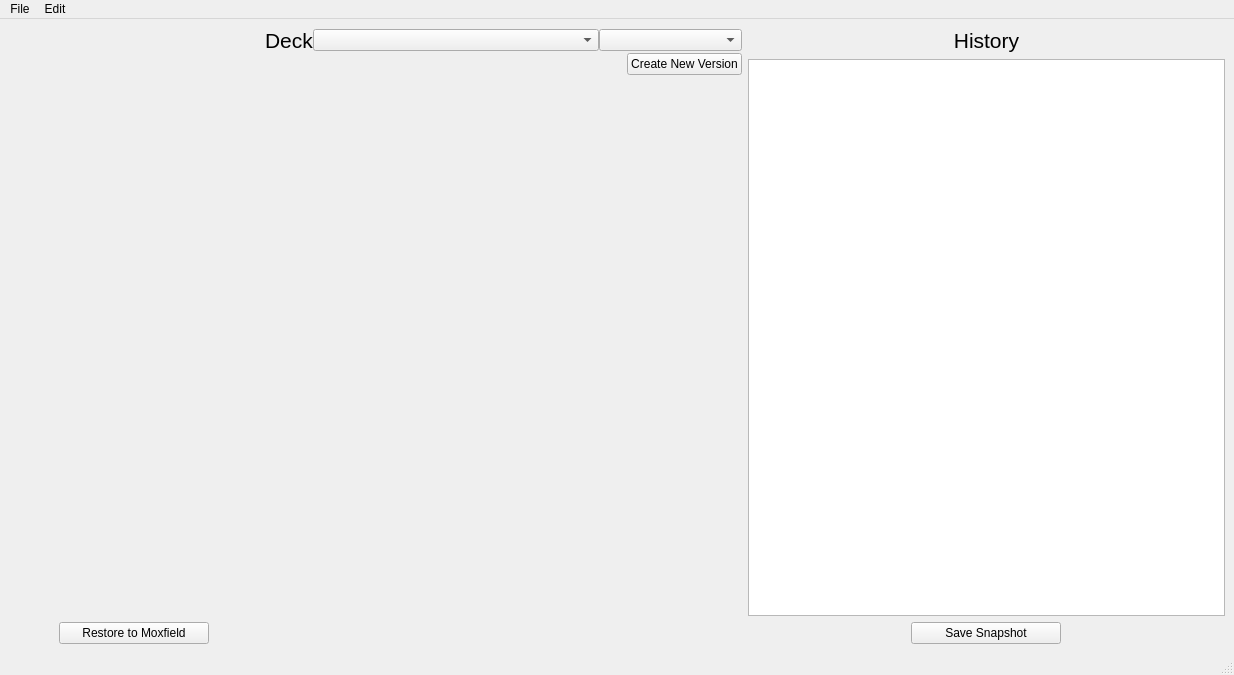
The window that res/window.ui (Jerakin/Moxsafe) describes before a commit, drawn with Qt 5.
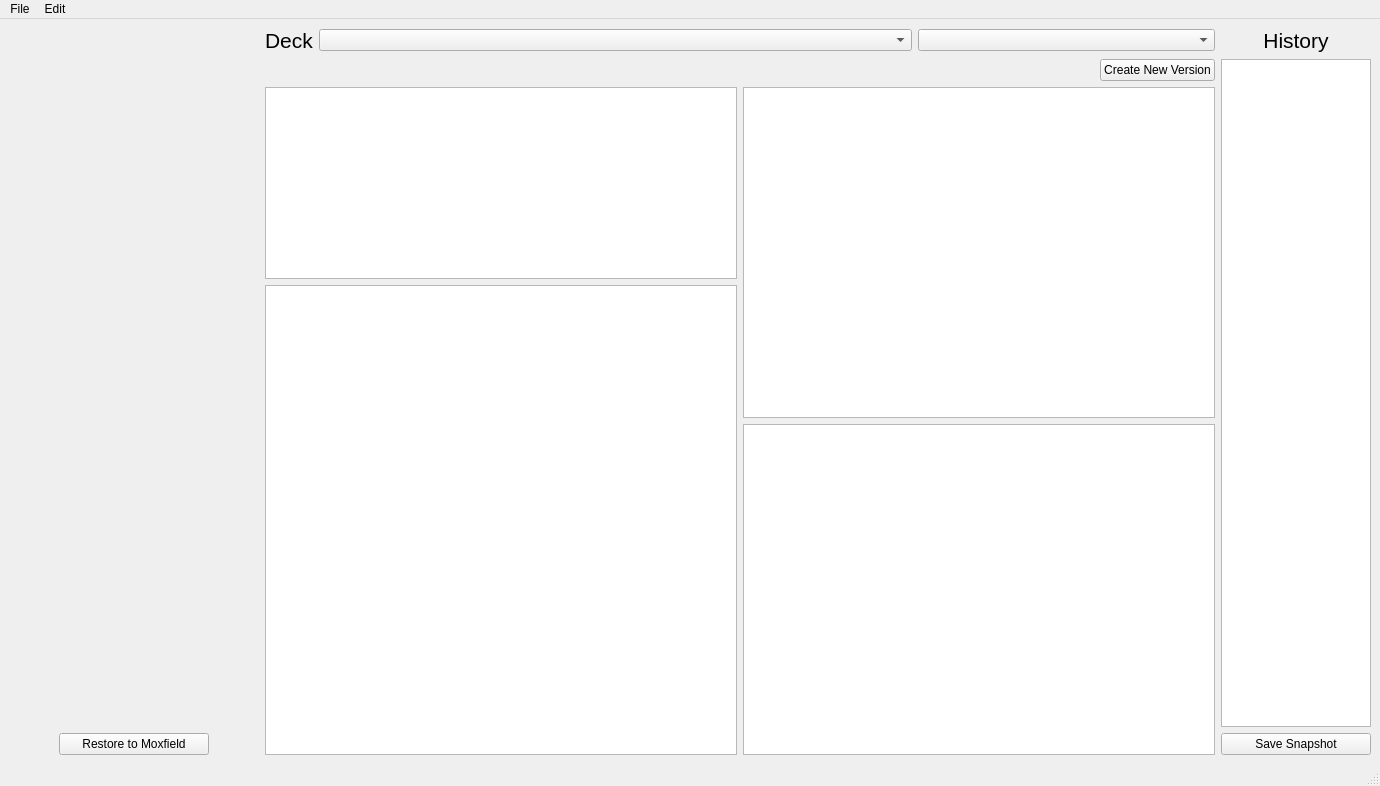
The same window after the commit.

Commit message: removed need for special widget

The edit to the form file:
```diff
--- a/res/window.ui
+++ b/res/window.ui
@@ -6,17 +6,30 @@
    <rect>
     <x>0</x>
     <y>0</y>
-    <width>1234</width>
-    <height>675</height>
+    <width>1380</width>
+    <height>786</height>
    </rect>
   </property>
   <property name="windowTitle">
    <string>Moxsafe</string>
   </property>
   <widget class="QWidget" name="centralwidget">
-   <layout class="QHBoxLayout" name="horizontalLayout" stretch="0,1,1">
+   <layout class="QHBoxLayout" name="horizontalLayout" stretch="0,0,0">
     <item>
-     <layout class="QVBoxLayout" name="verticalLayout_3">
+     <widget class="QWidget" name="widget" native="true">
+      <layout class="QVBoxLayout" name="verticalLayout">
+       <property name="leftMargin">
+        <number>0</number>
+       </property>
+       <property name="topMargin">
+        <number>0</number>
+       </property>
+       <property name="rightMargin">
+        <number>0</number>
+       </property>
+       <property name="bottomMargin">
+        <number>0</number>
+       </property>
       <item>
        <widget class="QLabel" name="card_image">
         <property name="minimumSize">
@@ -41,7 +54,7 @@
         <property name="sizeHint" stdset="0">
          <size>
           <width>20</width>
-          <height>40</height>
+           <height>674</height>
          </size>
         </property>
        </spacer>
@@ -67,10 +80,21 @@
        </layout>
       </item>
      </layout>
+     </widget>
     </item>
     <item>
-     <layout class="QVBoxLayout" name="mid_layout">
-      <property name="spacing">
+     <widget class="QWidget" name="widget_2" native="true">
+      <layout class="QVBoxLayout" name="verticalLayout_3">
+       <property name="leftMargin">
+        <number>0</number>
+       </property>
+       <property name="topMargin">
+        <number>0</number>
+       </property>
+       <property name="rightMargin">
+        <number>0</number>
+       </property>
+       <property name="bottomMargin">
        <number>0</number>
       </property>
       <item>
@@ -135,16 +159,33 @@
         </property>
         <item>
          <layout class="QVBoxLayout" name="left_card_list_layout">
-          <property name="sizeConstraint">
-           <enum>QLayout::SetFixedSize</enum>
-          </property>
+           <item>
+            <widget class="QTableView" name="commander_cards">
+             <property name="sizePolicy">
+              <sizepolicy hsizetype="Expanding" vsizetype="Expanding">
+               <horstretch>1</horstretch>
+               <verstretch>0</verstretch>
+              </sizepolicy>
+             </property>
+            </widget>
+           </item>
+           <item>
+            <widget class="QTableView" name="mainboard_card_list">
+             <property name="sizePolicy">
+              <sizepolicy hsizetype="Expanding" vsizetype="Expanding">
+               <horstretch>1</horstretch>
+               <verstretch>1</verstretch>
+              </sizepolicy>
+             </property>
+            </widget>
+           </item>
           <item>
            <spacer name="verticalSpacer_4">
             <property name="orientation">
              <enum>Qt::Vertical</enum>
             </property>
             <property name="sizeType">
-             <enum>QSizePolicy::MinimumExpanding</enum>
+              <enum>QSizePolicy::Expanding</enum>
             </property>
             <property name="sizeHint" stdset="0">
              <size>
@@ -158,16 +199,33 @@
         </item>
         <item>
          <layout class="QVBoxLayout" name="right_card_list_layout">
-          <property name="sizeConstraint">
-           <enum>QLayout::SetFixedSize</enum>
-          </property>
+           <item>
+            <widget class="QTableView" name="sideboard_card_list">
+             <property name="sizePolicy">
+              <sizepolicy hsizetype="Expanding" vsizetype="Preferred">
+               <horstretch>1</horstretch>
+               <verstretch>1</verstretch>
+              </sizepolicy>
+             </property>
+            </widget>
+           </item>
+           <item>
+            <widget class="QTableView" name="consider_card_list">
+             <property name="sizePolicy">
+              <sizepolicy hsizetype="Expanding" vsizetype="Preferred">
+               <horstretch>1</horstretch>
+               <verstretch>1</verstretch>
+              </sizepolicy>
+             </property>
+            </widget>
+           </item>
           <item>
            <spacer name="verticalSpacer_3">
             <property name="orientation">
              <enum>Qt::Vertical</enum>
             </property>
             <property name="sizeType">
-             <enum>QSizePolicy::MinimumExpanding</enum>
+              <enum>QSizePolicy::Expanding</enum>
             </property>
             <property name="sizeHint" stdset="0">
              <size>
@@ -182,9 +240,23 @@
        </layout>
       </item>
      </layout>
+     </widget>
     </item>
     <item>
-     <layout class="QVBoxLayout" name="verticalLayout_2">
+     <widget class="QWidget" name="widget_3" native="true">
+      <layout class="QVBoxLayout" name="verticalLayout_4">
+       <property name="leftMargin">
+        <number>0</number>
+       </property>
+       <property name="topMargin">
+        <number>0</number>
+       </property>
+       <property name="rightMargin">
+        <number>0</number>
+       </property>
+       <property name="bottomMargin">
+        <number>0</number>
+       </property>
       <item>
        <widget class="QLabel" name="label_3">
         <property name="font">
@@ -201,7 +273,14 @@
        </widget>
       </item>
       <item>
-       <widget class="QListView" name="deck_history"/>
+        <widget class="QListView" name="deck_history">
+         <property name="sizePolicy">
+          <sizepolicy hsizetype="Preferred" vsizetype="Expanding">
+           <horstretch>0</horstretch>
+           <verstretch>0</verstretch>
+          </sizepolicy>
+         </property>
+        </widget>
       </item>
       <item>
        <layout class="QHBoxLayout" name="horizontalLayout_3">
@@ -224,6 +303,7 @@
        </layout>
       </item>
      </layout>
+     </widget>
     </item>
    </layout>
   </widget>
@@ -232,7 +312,7 @@
     <rect>
      <x>0</x>
      <y>0</y>
-     <width>1234</width>
+     <width>1380</width>
      <height>21</height>
     </rect>
    </property>
```
Lines whose indentation alone changed are shown as unchanged. The commit also changes 2 other files.
